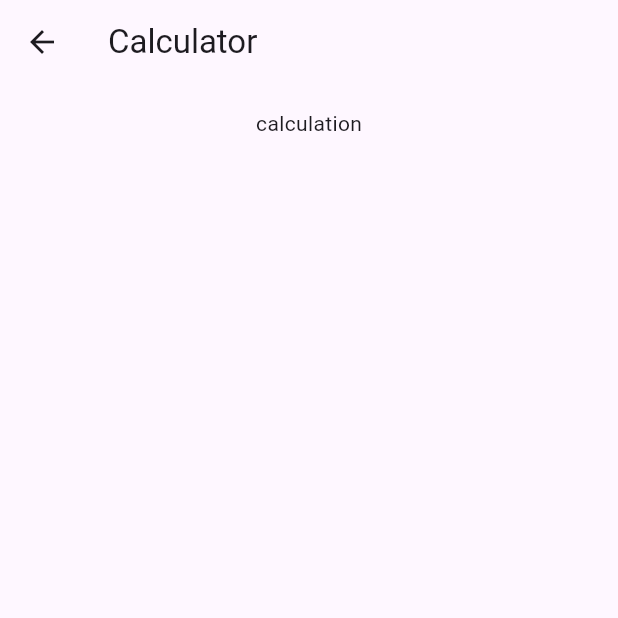
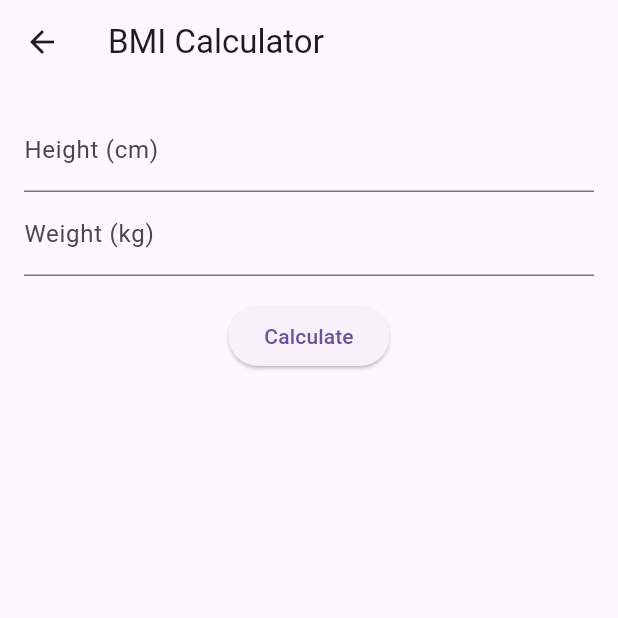
Before and after one commit to AAdrian565/OrMeal, a Flutter app: the CalculatorWidget screen opened directly, on a phone screen of 412 x 824 dp, the top half of it. Run offline on Flutter 3.47's test engine with Material 3 defaults, Android fonts, the light colour scheme and no system bars; our stand-ins replace cloud_firestore, firebase_auth, firebase_core; accounts and stored records are empty; network calls fail.

Commit message:
Calculator Only

```diff
--- a/lib/pages/calculator.dart
+++ b/lib/pages/calculator.dart
@@ -6,11 +6,44 @@ class CalculatorWidget extends StatefulWidget {
 }
 
 class _CalculatorWidgetState extends State<CalculatorWidget> {
+  TextEditingController heightController = TextEditingController();
+  TextEditingController weightController = TextEditingController();
+  Color cardColor = Colors.transparent;
+  String result = "";
+
+  void calculateBMI() {
+    double height = double.parse(heightController.text);
+    double weight = double.parse(weightController.text);
+
+    // Formula BMI
+    double bmi = weight / ((height / 100) * (height / 100));
+
+    // Interpretation of BMI
+    String interpretation;
+    if (bmi < 18.5) {
+      interpretation = "Underweight";
+      cardColor = Colors.red;
+    } else if (bmi >= 18.5 && bmi < 24.9) {
+      interpretation = "Normal weight";
+      cardColor = Colors.green;
+    } else if (bmi >= 25 && bmi < 29.9) {
+      interpretation = "Overweight";
+      cardColor = Colors.yellow;
+    } else {
+      interpretation = "Obesity";
+      cardColor = Colors.red;
+    }
+
+    setState(() {
+      result = "BMI: ${bmi.toStringAsFixed(2)}\n$interpretation";
+    });
+  }
+
   @override
   Widget build(BuildContext context) {
     return Scaffold(
       appBar: AppBar(
-        title: Text("Calculator"),
+        title: Text("BMI Calculator"),
       ),
       body: SingleChildScrollView(
         child: Center(
@@ -18,8 +51,41 @@ class _CalculatorWidgetState extends State<CalculatorWidget> {
             children: [
               Padding(
                 padding: const EdgeInsets.all(16.0),
-                child: Text("calculation"),
+                child: Column(
+                  children: [
+                    TextField(
+                      controller: heightController,
+                      keyboardType: TextInputType.number,
+                      decoration: InputDecoration(labelText: "Height (cm)"),
+                    ),
+                    TextField(
+                      controller: weightController,
+                      keyboardType: TextInputType.number,
+                      decoration: InputDecoration(labelText: "Weight (kg)"),
+                    ),
+                    SizedBox(height: 16),
+                    ElevatedButton(
+                      onPressed: () {
+                        calculateBMI();
+                      },
+                      child: Text("Calculate"),
+                    ),
+                  ],
+                ),
               ),
+              result.isNotEmpty
+                  ? Card(
+                      margin: EdgeInsets.all(16),
+                      color: cardColor,
+                      child: Padding(
+                        padding: const EdgeInsets.all(16.0),
+                        child: Text(
+                          result,
+                          style: TextStyle(fontSize: 18),
+                        ),
+                      ),
+                    )
+                  : Container(),
             ],
           ),
         ),
```
Also changed, not shown: 1 other file.
